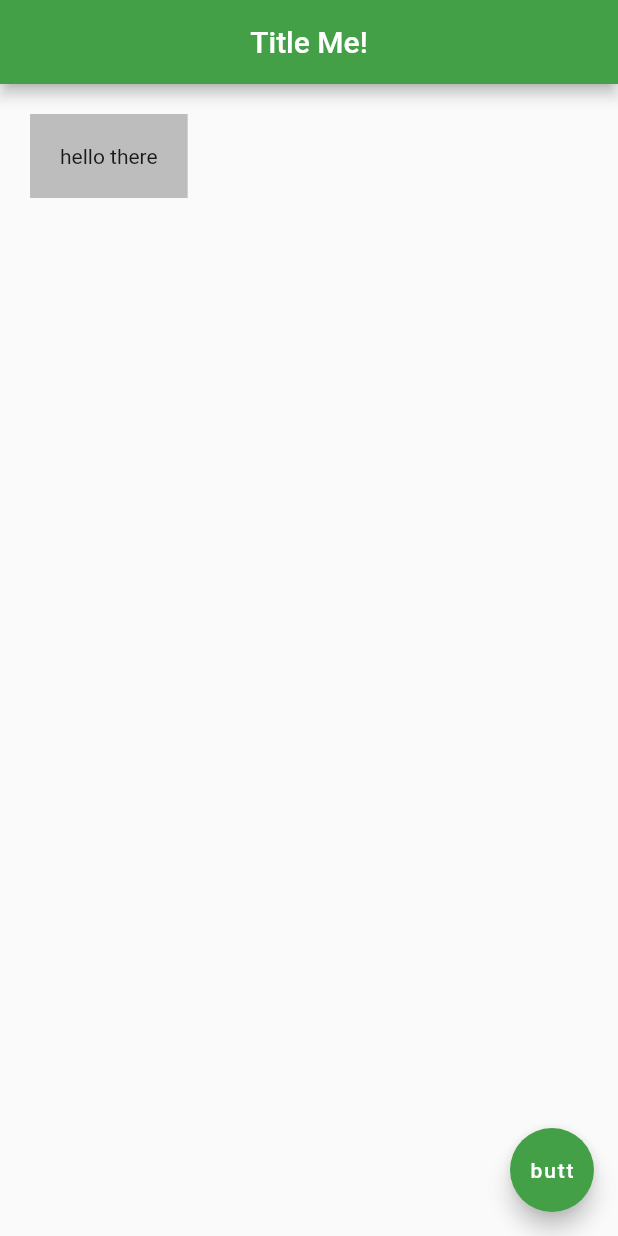
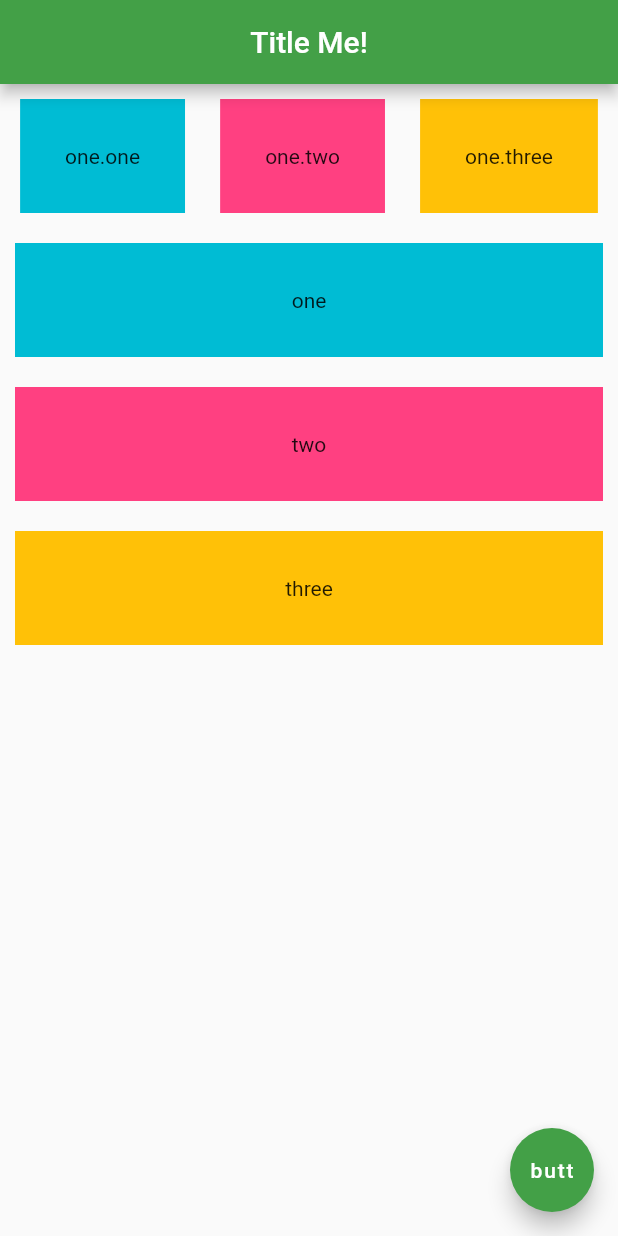
Before and after one commit to prad26/flutter_tutorial, a Flutter app: the screen it shows after launch, on a phone screen of 412 x 824 dp. Run offline on Flutter 3.47's test engine with Material 2 defaults, Android fonts, the phone set to English and light mode, and no system bars.

Commit message:
Rows & Columns

```diff
--- a/lib/main.dart
+++ b/lib/main.dart
@@ -15,11 +15,61 @@ class Home extends StatelessWidget {
         centerTitle: true,
         backgroundColor: Colors.green[600],
       ),
-      body: Container(
-        padding: EdgeInsets.all(20),
-        margin: EdgeInsets.all(20),
-        color: Colors.grey[400],
-        child: Text('hello there'),
+      body: Column(
+        mainAxisAlignment: MainAxisAlignment.start,
+        crossAxisAlignment: CrossAxisAlignment.stretch,
+        children: <Widget>[
+          Row(
+            mainAxisAlignment: MainAxisAlignment.spaceEvenly,
+            children: [
+              Container(
+                color: Colors.cyan,
+                padding: EdgeInsets.all(30),
+                margin: EdgeInsets.all(10),
+                child: Text('one.one'),
+              ),
+              Container(
+                color: Colors.pinkAccent,
+                padding: EdgeInsets.all(30),
+                margin: EdgeInsets.all(10),
+                child: Text('one.two'),
+              ),
+              Container(
+                color: Colors.amber,
+                padding: EdgeInsets.all(30),
+                margin: EdgeInsets.all(10),
+                child: Text('one.three'),
+              ),
+            ],
+          ),
+          Container(
+            color: Colors.cyan,
+            padding: EdgeInsets.all(30),
+            margin: EdgeInsets.all(10),
+            child: Text(
+                'one',
+                textAlign: TextAlign.center,
+                ),
+          ),
+          Container(
+            color: Colors.pinkAccent,
+            padding: EdgeInsets.all(30),
+            margin: EdgeInsets.all(10),
+            child: Text(
+                'two',
+                textAlign: TextAlign.center,
+            ),
+          ),
+          Container(
+            color: Colors.amber,
+            padding: EdgeInsets.all(30),
+            margin: EdgeInsets.all(10),
+            child: Text(
+                'three',
+                textAlign: TextAlign.center,
+            ),
+          ),
+        ],
       ),
       floatingActionButton: FloatingActionButton(
         onPressed: () {},
```
